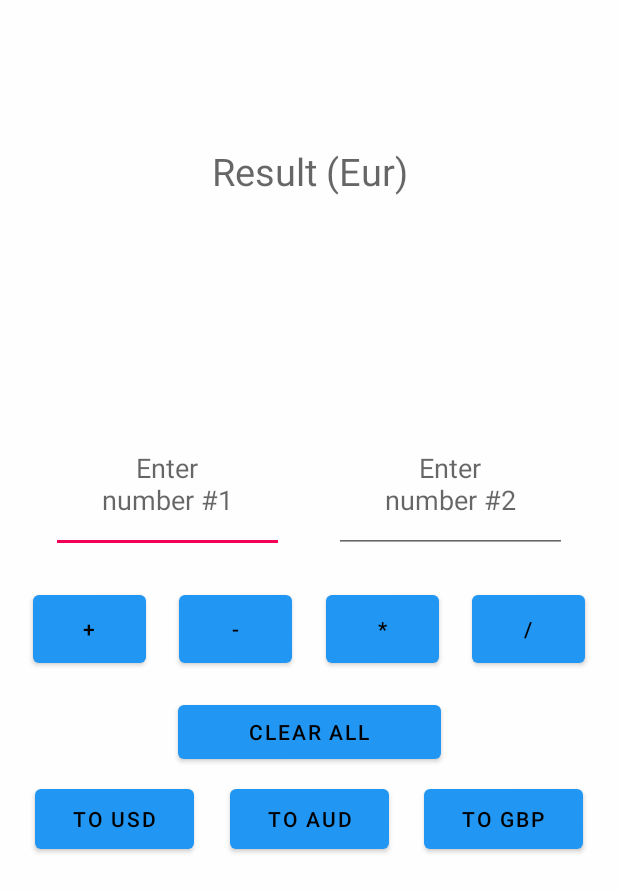
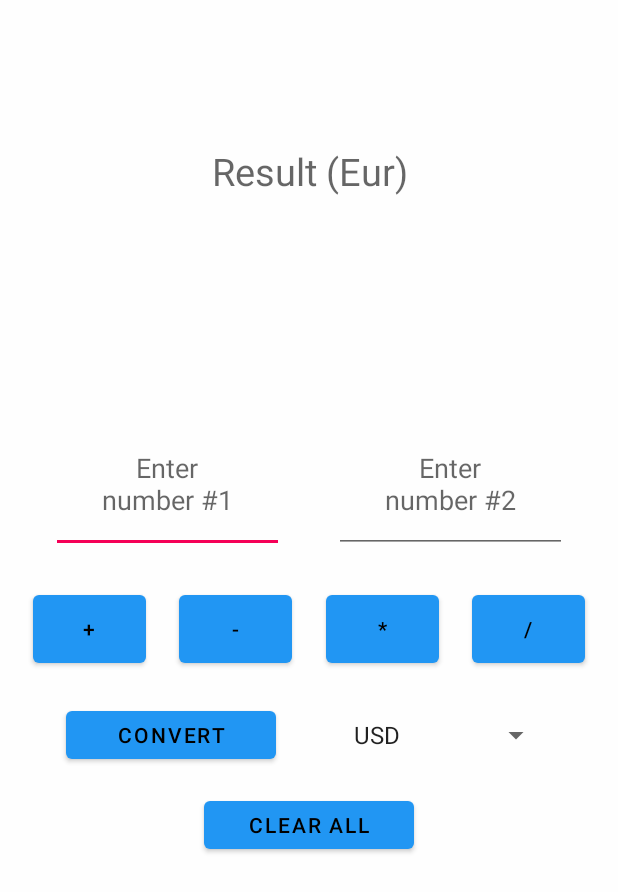
Before and after one commit to SpirosArk/Simple_Calculator_w_Currency_Converter, an Android app: the screen it shows after launch (MainActivity), on a phone screen of 412 x 824 dp. Shown: the top 892 px of the screen. Run offline under Robolectric (Android 15) with nearby library versions, the phone set to English and light mode, and no system bars.

Commit message:
Added a spinner in order to select the currency to be converted from a dropdown menu Added a convert button

```diff
--- a/app/src/main/java/test/example/myapplication/MainActivity.java
+++ b/app/src/main/java/test/example/myapplication/MainActivity.java
@@ -13,12 +13,18 @@ import okhttp3.OkHttpClient;
 import okhttp3.Request;
 import okhttp3.Response;
 
+
+import android.widget.ArrayAdapter;
+import android.widget.Spinner;
+
+
 public class MainActivity extends AppCompatActivity {
 
     EditText e1, e2;
     Double num1, num2;
 
     TextView tnum1, tnum2, tresult;
+
 
     private static Double convert(String from, String to, String amount) {
         try {
@@ -48,6 +54,13 @@ public class MainActivity extends AppCompatActivity {
     protected void onCreate(Bundle savedInstanceState) {
         super.onCreate(savedInstanceState);
         setContentView(R.layout.activity_main);
+
+        Spinner spinner_currency=findViewById(R.id.spinner_currency);
+        ArrayAdapter<CharSequence>adapter = ArrayAdapter.createFromResource(this, R.array.currency, android.R.layout.simple_spinner_item);
+        adapter.setDropDownViewResource(android.R.layout.simple_spinner_item);
+        spinner_currency.setAdapter(adapter);
+        String state = spinner_currency.getSelectedItem().toString();
+
 
         // defining the edit text 1 to e1
         e1 = (EditText) findViewById(R.id.num1);
@@ -136,25 +149,17 @@ public class MainActivity extends AppCompatActivity {
     }
 
     // a public method to manage the API conversion, by Default we consider our Result to have Base Eur
-    public void doUSD(View v) {
+    public void doConvert(View v) {
+        //String state = spinner_currency.getSelectedItem().toString();
         // run callout to new thread because android does not allow net callouts on UI thread
         new Thread(() -> {
-            tresult.setText(Double.toString(convert("EUR", "USD", tresult.getText().toString())));
+
+            Spinner spinner = (Spinner)findViewById(R.id.spinner_currency);
+            String choice = spinner.getSelectedItem().toString();
+
+            tresult.setText(Double.toString(convert("EUR", choice, tresult.getText().toString())));
         }).start();
     }
 
-    public void doAUD(View v) {
-
-        new Thread(() -> {
-            tresult.setText(Double.toString(convert("EUR", "AUD", tresult.getText().toString())));
-        }).start();
-    }
-
-    public void doGBP(View v) {
-
-        new Thread(() -> {
-            tresult.setText(Double.toString(convert("EUR", "GBP", tresult.getText().toString())));
-        }).start();
-    }
 
 }
--- a/app/src/main/res/layout/activity_main.xml
+++ b/app/src/main/res/layout/activity_main.xml
@@ -21,32 +21,6 @@
     <!-- A button to perform division. -->
 
     <!-- A button to perform multiplication. -->
-
-    <Button
-        android:id="@+id/api3"
-        android:layout_width="106dp"
-        android:layout_height="52dp"
-        android:layout_marginBottom="252dp"
-        android:onClick="doGBP"
-        android:text="to GBP"
-        android:textAlignment="center"
-        app:layout_constraintBottom_toBottomOf="parent"
-        app:layout_constraintEnd_toEndOf="parent"
-        app:layout_constraintHorizontal_bias="0.5"
-        app:layout_constraintStart_toEndOf="@+id/api2" />
-
-    <Button
-        android:id="@+id/api2"
-        android:layout_width="106dp"
-        android:layout_height="52dp"
-        android:layout_marginBottom="252dp"
-        android:onClick="doAUD"
-        android:text="to AUD"
-        android:textAlignment="center"
-        app:layout_constraintBottom_toBottomOf="parent"
-        app:layout_constraintEnd_toStartOf="@+id/api3"
-        app:layout_constraintHorizontal_bias="0.5"
-        app:layout_constraintStart_toEndOf="@+id/api" />
 
     <Button
         android:id="@+id/sum"
@@ -101,22 +75,22 @@
 
     <Button
         android:id="@+id/api"
-        android:layout_width="106dp"
-        android:layout_height="52dp"
-        android:layout_marginBottom="252dp"
-        android:onClick="doUSD"
-        android:text="to USD"
+        android:layout_width="140dp"
+        android:layout_height="44dp"
+        android:layout_marginBottom="312dp"
+        android:onClick="doConvert"
+        android:text="Convert"
         android:textAlignment="center"
         app:layout_constraintBottom_toBottomOf="parent"
-        app:layout_constraintEnd_toStartOf="@+id/api2"
-        app:layout_constraintHorizontal_bias="0.5"
+        app:layout_constraintEnd_toEndOf="parent"
+        app:layout_constraintHorizontal_bias="0.162"
         app:layout_constraintStart_toStartOf="parent" />
 
     <Button
         android:id="@+id/Clear"
-        android:layout_width="175dp"
-        android:layout_height="48dp"
-        android:layout_marginBottom="312dp"
+        android:layout_width="140dp"
+        android:layout_height="44dp"
+        android:layout_marginBottom="252dp"
         android:onClick="doClear"
         android:text="Clear All"
         app:layout_constraintBottom_toBottomOf="parent"
@@ -156,6 +130,18 @@
     <!-- A button to Clear All Inputs simultaneously. -->
 
     <!-- A button to manage the API -->
+
+    <Spinner
+        android:id="@+id/spinner_currency"
+        android:layout_width="140dp"
+        android:layout_height="44dp"
+        android:layout_marginBottom="312dp"
+        android:spinnerMode="dropdown"
+        app:layout_constraintBottom_toBottomOf="parent"
+        app:layout_constraintEnd_toEndOf="parent"
+        app:layout_constraintHorizontal_bias="0.5"
+        app:layout_constraintStart_toEndOf="@+id/api" />
+
     <TextView
         android:id="@+id/result"
         android:layout_width="301dp"
--- a/app/src/main/res/values/strings.xml
+++ b/app/src/main/res/values/strings.xml
@@ -1,3 +1,12 @@
 <resources>
     <string name="app_name">Calculator</string>
+
+    <string-array name="currency">
+        <item>USD</item>
+        <item>GBP</item>
+        <item>AUD</item>
+        <item>JPY</item>
+        <item>TL</item>
+    </string-array>
+
 </resources>
```
